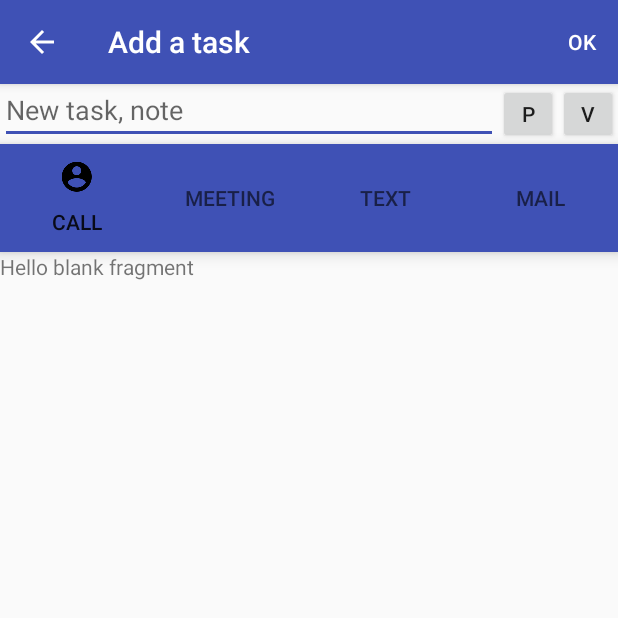
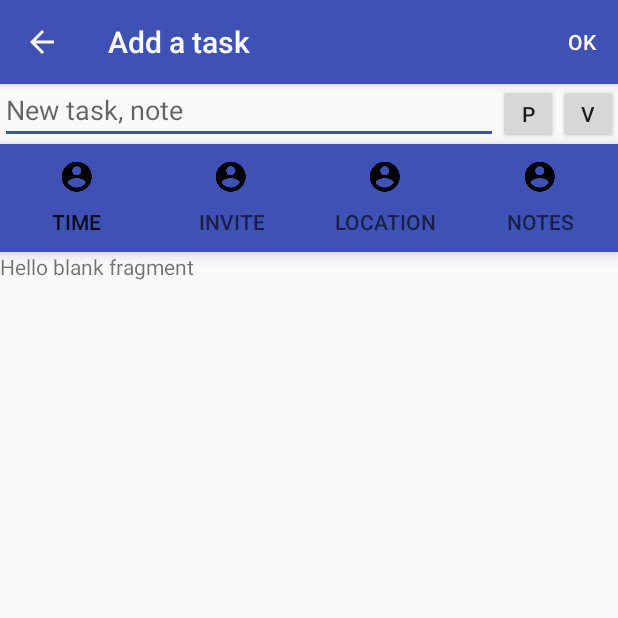
Before and after one commit to BitCloude/TheTravelingSalesman, an Android app: the TaskAddActivity screen opened directly, with no data from a screen before it, on a phone screen of 412 x 824 dp, the top half of it. Run offline under Robolectric (Android 15) with nearby library versions, the phone set to English and light mode, and no system bars.

```diff
--- a/app/src/main/java/com/appers/ayvaz/thetravelingsalesman/TaskAddActivity.java
+++ b/app/src/main/java/com/appers/ayvaz/thetravelingsalesman/TaskAddActivity.java
@@ -16,10 +16,13 @@ public class TaskAddActivity extends AppCompatActivity
         TaskAddLocation.OnFragmentInteractionListener,
         TaskAddNotes.OnFragmentInteractionListener {
 
-    FragmentPagerAdapter mFragmentPagerAdapter;
-    ViewPager mViewPager;
-
-
+    private FragmentPagerAdapter mFragmentPagerAdapter;
+    private ViewPager mViewPager;
+    private String[] tabTitles;
+    private final int[] tabIcons = {R.drawable.ic_account_circle_black_24dp,
+            R.drawable.ic_account_circle_black_24dp,
+            R.drawable.ic_account_circle_black_24dp,
+            R.drawable.ic_account_circle_black_24dp};
     @Override
     protected void onCreate(Bundle savedInstanceState) {
         super.onCreate(savedInstanceState);
@@ -29,7 +32,7 @@ public class TaskAddActivity extends AppCompatActivity
         getSupportActionBar().setDisplayHomeAsUpEnabled(true);
         mViewPager = (ViewPager) findViewById(R.id.viewpager);
         TabLayout tabLayout = (TabLayout) findViewById(R.id.tabLayout);
-
+        tabTitles = getResources().getStringArray(R.array.tab_titles_task);
         mFragmentPagerAdapter = new FragmentPagerAdapter(getSupportFragmentManager()) {
             @Override
             public Fragment getItem(int position) {
@@ -52,23 +55,22 @@ public class TaskAddActivity extends AppCompatActivity
 
             @Override
             public int getCount() {
-                return 4;
+                return tabTitles.length;
             }
         };
 
         mViewPager.setAdapter(mFragmentPagerAdapter);
 
-        String[] tabTitles = getResources().getStringArray(R.array.tab_titles);
+
         // Add tabs, specifying the tab's text and TabListener
         for (int i = 0; i < 4; i++) {
-            tabLayout.addTab(
-                    tabLayout.newTab()
-                            .setText(tabTitles[i]));
-
+            TabLayout.Tab tab = tabLayout.newTab();
+            tab.setText(tabTitles[i]);
+            tab.setIcon(tabIcons[i]);
+            tabLayout.addTab(tab);
         }
 
         tabLayout.setTabGravity(TabLayout.GRAVITY_FILL);
-        tabLayout.getTabAt(0).setIcon(R.drawable.ic_account_circle_black_24dp);
 
 
         mViewPager.addOnPageChangeListener(new TabLayout.TabLayoutOnPageChangeListener(tabLayout));
--- a/app/src/main/res/layout/activity_client_add.xml
+++ b/app/src/main/res/layout/activity_client_add.xml
@@ -87,19 +87,21 @@
             android:hint="@string/group" />
 
         <EditText
+            android:editable="false"
             android:layout_width="match_parent"
             android:layout_height="wrap_content"
             android:inputType="date"
             android:ems="10"
-            android:id="@+id/editText9"
+            android:id="@+id/client_dob"
             android:layout_gravity="center_horizontal"
             android:hint="@string/dob" />
 
         <Button
             android:layout_width="wrap_content"
             android:layout_height="wrap_content"
-            android:text="New Button"
+            android:text="select date"
             android:id="@+id/button"
+            android:onClick="showDatePicker"
             android:layout_gravity="right" />
 
 
--- a/app/src/main/res/values/strings.xml
+++ b/app/src/main/res/values/strings.xml
@@ -61,11 +61,16 @@
 
     <!-- Add Task  -->
     <string name="hint_task_new">New task, note</string>
-    <string-array name="tab_titles">
+    <string-array name="tab_titles_client">
         <item>Call</item>
         <item>Meeting</item>
         <item>Text</item>
         <item>Mail</item>
     </string-array>
-
+    <string-array name="tab_titles_task">
+        <item>Time</item>
+        <item>Invite</item>
+        <item>Location</item>
+        <item>Notes</item>
+</string-array>
 </resources>
```
Also changed, not shown: app/src/main/java/com/appers/ayvaz/thetravelingsalesman/ClientAddActivity.java (+22 -0 lines).
